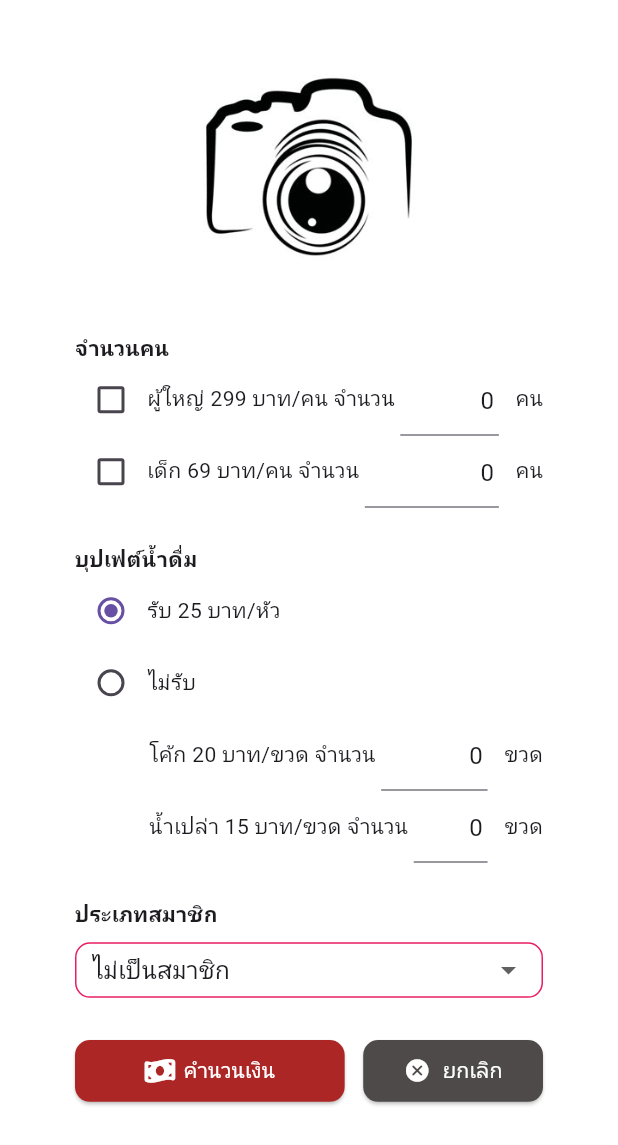
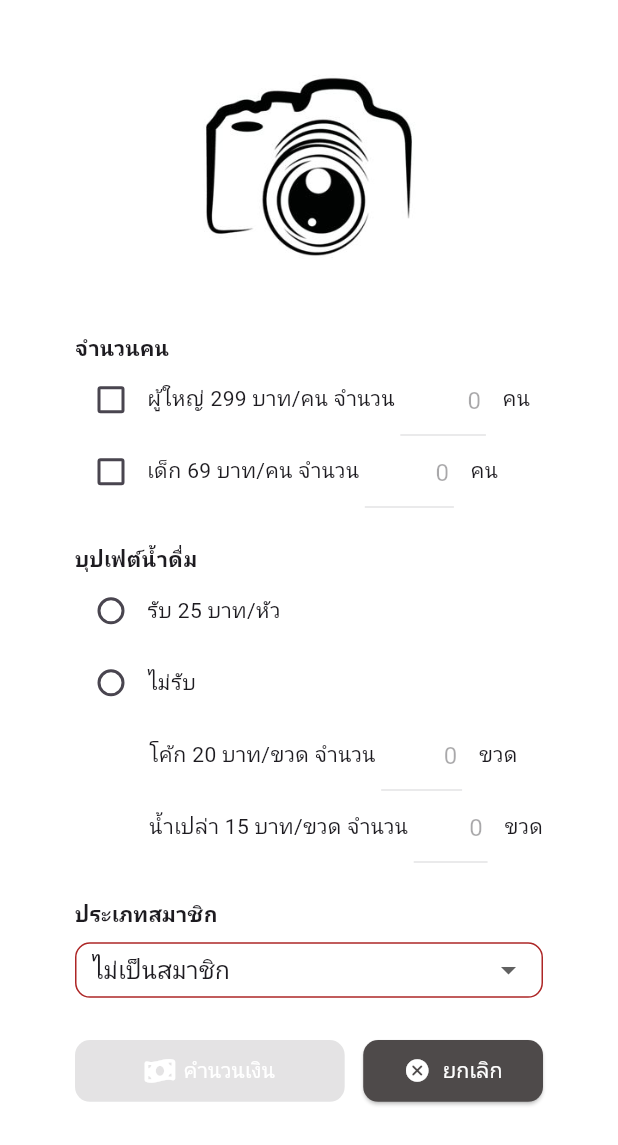
Before and after one commit to TS2811/mukrata_sau_app, a Flutter app: the CalculatePayBillUI screen opened directly, after a tap on "ยกเลิก", on a phone screen of 412 x 824 dp. Shown: the top 1145 px of the screen. Run offline on Flutter 3.47's test engine with Material 3 defaults, Android fonts, the phone set to English and light mode, and no system bars; our stand-ins replace convex_bottom_bar, font_awesome_flutter, google_fonts, image_picker; Roboto replaces fonts that are missing (Kanit).

Commit message:
Code V.4:That is now finished HomeUI ,CalculatePayBillUI ,MenuShopUI ,ShowPayBillUI ,SplashScreenUI

```diff
--- a/lib/views/calculate_pay_bill_ui.dart
+++ b/lib/views/calculate_pay_bill_ui.dart
@@ -41,7 +41,7 @@ class _CalculatePayBillUIState extends State<CalculatePayBillUI> {
   bool _abultStatus = false;
   bool _babyStatus = false;
 
-  int _wsterStatus = 1;
+  int _wsterStatus = 0;
 
   TextEditingController _adultCtrl = TextEditingController(text: '0');
   TextEditingController _babyCtrl = TextEditingController(text: '0');
@@ -106,7 +106,7 @@ class _CalculatePayBillUIState extends State<CalculatePayBillUI> {
                       value: _abultStatus,
                       onChanged: (ParamValue) {
                         setState(() {
-                          _abultStatus = _abultStatus == true ? false : true;
+                          _abultStatus = ParamValue!;
                         });
                       },
                     ),
@@ -114,15 +114,20 @@ class _CalculatePayBillUIState extends State<CalculatePayBillUI> {
                       'ผู้ใหญ่ 299 บาท/คน จำนวน ',
                     ),
                     Expanded(
+                      flex: 3,
                       child: TextField(
+                        enabled: _abultStatus == true,
                         controller: _adultCtrl,
                         keyboardType: TextInputType.number,
                         decoration: InputDecoration(),
                         textAlign: TextAlign.right,
                       ),
                     ),
-                    Text(
-                      '   คน',
+                    Expanded(
+                      flex: 2,
+                      child: Text(
+                        '   คน',
+                      ),
                     ),
                   ],
                 ),
@@ -140,15 +145,20 @@ class _CalculatePayBillUIState extends State<CalculatePayBillUI> {
                       'เด็ก 69 บาท/คน จำนวน ',
                     ),
                     Expanded(
+                      flex: 1,
                       child: TextField(
+                        enabled: _babyStatus == true,
                         controller: _babyCtrl,
                         keyboardType: TextInputType.number,
                         decoration: InputDecoration(),
                         textAlign: TextAlign.right,
                       ),
                     ),
-                    Text(
-                      '   คน',
+                    Expanded(
+                      flex: 1,
+                      child: Text(
+                        '   คน',
+                      ),
                     ),
                   ],
                 ),
@@ -205,15 +215,20 @@ class _CalculatePayBillUIState extends State<CalculatePayBillUI> {
                       'โค้ก 20 บาท/ขวด จำนวน ',
                     ),
                     Expanded(
+                      flex: 1,
                       child: TextField(
+                        enabled: _wsterStatus == 2,
                         controller: _cokeCtrl,
                         keyboardType: TextInputType.number,
                         decoration: InputDecoration(),
                         textAlign: TextAlign.right,
                       ),
                     ),
-                    Text(
-                      '   ขวด',
+                    Expanded(
+                      flex: 1,
+                      child: Text(
+                        '   ขวด',
+                      ),
                     ),
                   ],
                 ),
@@ -227,6 +242,7 @@ class _CalculatePayBillUIState extends State<CalculatePayBillUI> {
                     ),
                     Expanded(
                       child: TextField(
+                        enabled: _wsterStatus == 2,
                         controller: _pureCtrl,
                         keyboardType: TextInputType.number,
                         decoration: InputDecoration(),
@@ -258,7 +274,7 @@ class _CalculatePayBillUIState extends State<CalculatePayBillUI> {
                   height: MediaQuery.of(context).size.height * 0.045,
                   decoration: BoxDecoration(
                     border: Border.all(
-                      color: Colors.pink,
+                      color: Color.fromARGB(255, 173, 38, 38),
                     ),
                     borderRadius: BorderRadius.circular(10.0),
                   ),
@@ -295,7 +311,7 @@ class _CalculatePayBillUIState extends State<CalculatePayBillUI> {
                     Expanded(
                       flex: 3,
                       child: ElevatedButton.icon(
-                        onPressed: () {
+                        onPressed: (_abultStatus == true || _babyStatus == true) && _wsterStatus > 0 ? () {
                           double _adultPay = _abultStatus == false
                               ? 0
                               : (int.parse(_adultCtrl.text) * 299);
@@ -336,10 +352,11 @@ class _CalculatePayBillUIState extends State<CalculatePayBillUI> {
                                 pure: _pureCtrl.text,
                                 memberType: _memberTypeSelected,
                                 totalPay: _totalPay,
+                                imageFile: _imageFromCamera,
                               ),
                             ),
                           );
-                        },
+                        } : null,
                         icon: Icon(
                           FontAwesomeIcons.moneyBillWave,
                           color: Colors.white,
@@ -370,7 +387,19 @@ class _CalculatePayBillUIState extends State<CalculatePayBillUI> {
                     Expanded(
                       flex: 2,
                       child: ElevatedButton.icon(
-                        onPressed: () {},
+                        onPressed: () {
+                          setState(() {
+                            _abultStatus = false;
+                            _babyStatus = false;
+                            _adultCtrl = TextEditingController(text: '0');
+                            _babyCtrl = TextEditingController(text: '0');
+                            _cokeCtrl = TextEditingController(text: '0');
+                            _pureCtrl = TextEditingController(text: '0');
+                            _wsterStatus = 0;
+                            _imageFromCamera = null;
+                            _memberTypeSelected = 'ไม่เป็นสมาชิก';
+                          });
+                        },
                         icon: Icon(
                           Icons.cancel_rounded,
                           color: Colors.white,
```
Also changed, not shown: lib/views/show_pay_bill_ui.dart (+21 -8 lines).
